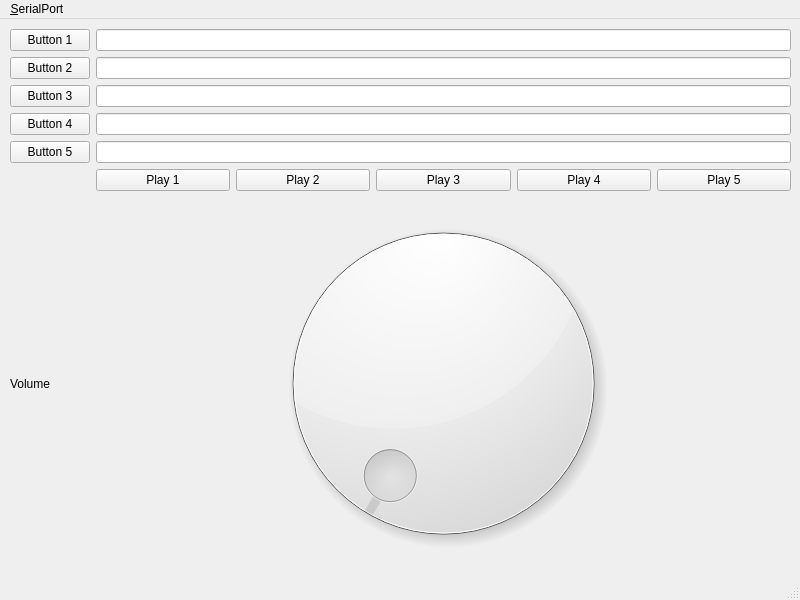
xerano/nb_qt_client, file mainwindow.ui: the form before one commit.
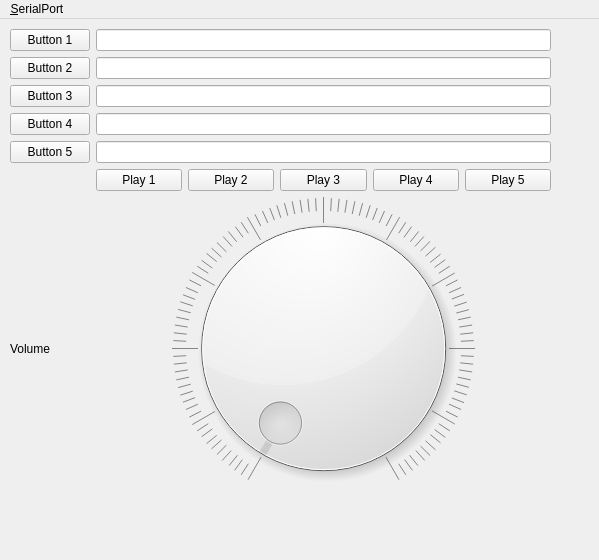
The form after the commit.

Patch:
```diff
--- a/mainwindow.ui
+++ b/mainwindow.ui
@@ -6,8 +6,8 @@
    <rect>
     <x>0</x>
     <y>0</y>
-    <width>800</width>
-    <height>600</height>
+    <width>599</width>
+    <height>560</height>
    </rect>
   </property>
   <property name="windowTitle">
@@ -19,16 +19,24 @@
      <rect>
       <x>10</x>
       <y>10</y>
-      <width>781</width>
-      <height>541</height>
+      <width>541</width>
+      <height>471</height>
      </rect>
     </property>
     <layout class="QGridLayout" name="gridLayout">
      <item row="2" column="1">
-      <widget class="QLineEdit" name="lineEdit_3"/>
+      <widget class="QLineEdit" name="lineEdit_3">
+       <property name="readOnly">
+        <bool>true</bool>
+       </property>
+      </widget>
      </item>
      <item row="3" column="1">
-      <widget class="QLineEdit" name="lineEdit_4"/>
+      <widget class="QLineEdit" name="lineEdit_4">
+       <property name="readOnly">
+        <bool>true</bool>
+       </property>
+      </widget>
      </item>
      <item row="2" column="0">
       <widget class="QPushButton" name="pushButtonSelect3">
@@ -104,16 +112,34 @@
        <property name="maximum">
         <number>100</number>
        </property>
+       <property name="wrapping">
+        <bool>false</bool>
+       </property>
+       <property name="notchesVisible">
+        <bool>true</bool>
+       </property>
       </widget>
      </item>
      <item row="1" column="1">
-      <widget class="QLineEdit" name="lineEdit_2"/>
+      <widget class="QLineEdit" name="lineEdit_2">
+       <property name="readOnly">
+        <bool>true</bool>
+       </property>
+      </widget>
      </item>
      <item row="4" column="1">
-      <widget class="QLineEdit" name="lineEdit_5"/>
+      <widget class="QLineEdit" name="lineEdit_5">
+       <property name="readOnly">
+        <bool>true</bool>
+       </property>
+      </widget>
      </item>
      <item row="0" column="1">
-      <widget class="QLineEdit" name="lineEdit_1"/>
+      <widget class="QLineEdit" name="lineEdit_1">
+       <property name="readOnly">
+        <bool>true</bool>
+       </property>
+      </widget>
      </item>
      <item row="7" column="0">
       <widget class="QLabel" name="label">
@@ -158,7 +184,7 @@
     <rect>
      <x>0</x>
      <y>0</y>
-     <width>800</width>
+     <width>599</width>
      <height>22</height>
     </rect>
    </property>
@@ -170,7 +196,11 @@
    </widget>
    <addaction name="menu_SerialPort"/>
   </widget>
-  <widget class="QStatusBar" name="statusbar"/>
+  <widget class="QStatusBar" name="statusbar">
+   <property name="sizeGripEnabled">
+    <bool>false</bool>
+   </property>
+  </widget>
   <action name="actionSettings">
    <property name="text">
     <string>Settings</string>
```
